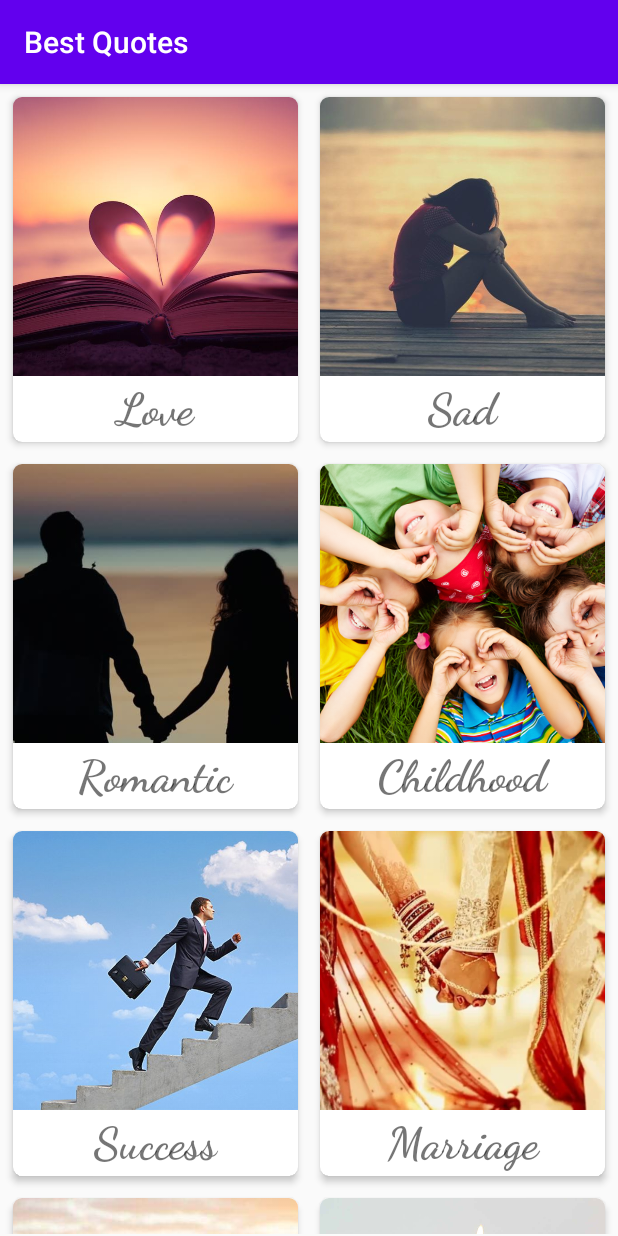
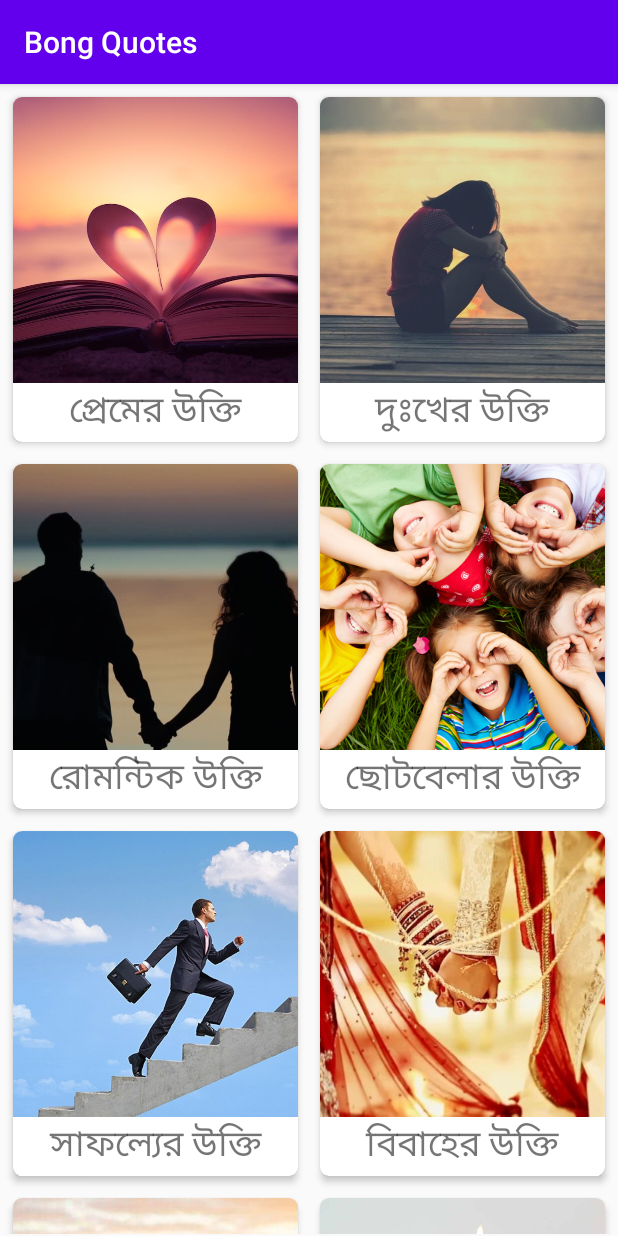
Before and after one commit to Soumyo78/Android-Practice-Projects, an Android app: the screen it shows after launch (MainActivity), on a phone screen of 412 x 824 dp. Run offline under Robolectric (Android 15) with nearby library versions, the phone set to English and light mode, and no system bars.

Commit message:
All Basic Functionality Added Share Quote Added on Long press More Quotes has to be added

```diff
--- a/BestQuotes/app/src/main/java/com/soumyoroy/bestquotes/BestQuotesSQLiteOpenHelper.kt
+++ b/BestQuotes/app/src/main/java/com/soumyoroy/bestquotes/BestQuotesSQLiteOpenHelper.kt
@@ -5,7 +5,7 @@ import android.content.Context
 import android.database.sqlite.SQLiteDatabase
 import android.database.sqlite.SQLiteOpenHelper
 
-class BestQuotesSQLiteOpenHelper(context:Context): SQLiteOpenHelper (context, "BestQuotesDB", null, 1) {
+class BestQuotesSQLiteOpenHelper(context:Context): SQLiteOpenHelper (context, null, null, 1) {
     override fun onCreate(db: SQLiteDatabase?) {
 
         // Writing code for creating tables inside our database
@@ -16,15 +16,61 @@ class BestQuotesSQLiteOpenHelper(context:Context): SQLiteOpenHelper (context, "B
                 ")")
 
         // Adding Quote Categories and Images
-        insertQuoteCategory(db, 1, R.drawable.love, "Love")
-        insertQuoteCategory(db, 2, R.drawable.sad, "Sad")
-        insertQuoteCategory(db, 3, R.drawable.romantic, "Romantic")
-        insertQuoteCategory(db, 4, R.drawable.childhood, "Childhood")
-        insertQuoteCategory(db, 5, R.drawable.success, "Success")
-        insertQuoteCategory(db, 6, R.drawable.marriage, "Marriage")
-        insertQuoteCategory(db, 7, R.drawable.alone, "Alone")
-        insertQuoteCategory(db, 8, R.drawable.birthday, "Birthday")
+        insertQuoteCategory(db, 1, R.drawable.love, "প্রেমের উক্তি")
+        insertQuoteCategory(db, 2, R.drawable.sad, "দুঃখের উক্তি")
+        insertQuoteCategory(db, 3, R.drawable.romantic, "রোমন্টিক উক্তি")
+        insertQuoteCategory(db, 4, R.drawable.childhood, "ছোটবেলার উক্তি")
+        insertQuoteCategory(db, 5, R.drawable.success, "সাফল্যের উক্তি")
+        insertQuoteCategory(db, 6, R.drawable.marriage, "বিবাহের উক্তি")
+        insertQuoteCategory(db, 7, R.drawable.alone, "একাকিত্বের উক্তি")
+        insertQuoteCategory(db, 8, R.drawable.birthday, "জন্মদিনের উক্তি")
 
+        // Creating another table for holding quotes
+        db!!.execSQL("CREATE TABLE quotes("+
+                "quote TEXT,"+
+                "category_id INTEGER"+
+                ")")
+
+        // Adding data into table
+
+
+        // For Category id: 1 and category name: LOVE
+        insertQuote(db, "তোমার হয়ে আছি আমি’ তোমার হয়ে থাকবো\n" +
+                "সারা জীবন তোমায় আমি ভালবেসে যাবো\n" +
+                "পাশে থেকো সারা জীবন দুরে যেয়ো না\n" +
+                "তোমায় ছারা একটুও আমার’ ভালো লাগে না ", 1)
+        insertQuote(db, "কাউকে আবেগের ভালোবাসা দিওনা, মনের ভালোবাসা দিও !\n" +
+                "কারন আবেগের ভালোবাসা একদিন বিবেকের কাছে হেরে যাবে আর মনের ভালোবাসা চিরদিন থেকে যাবে… ", 1)
+        insertQuote(db, "আমি যদি চলে যাই’ নীল আকাশের কাছে~\n" +
+                "~আমায় তুমি খুজে নিয়ো’ সন্ধা তারার মাঝে~\n" +
+                "~একা যদি লাগে তোমার’ মনে রেখো আমায়~\n" +
+                "~দক্ষিনা বাতাস হয়ে আমি’ ছুয়ে দিবো তোমায়~ ", 1)
+        insertQuote(db, "অনেক দিন পর তোমাকে দেখলাম তোমাকে দেখে থমকে দারিয়ে ছিলাম\n" +
+                "আমি খুব কষ্টে নিজেকে সামলে নিলামযখন তুমি আমাকে দেখে না দেখার ভান করলে\n" +
+                "তখন আমার দারুন লেগেছে তোমাকে সেই অনুভুতির কথা বলে বুঝাতে পারবো না_ ", 1)
+        insertQuote(db, "তোমার হয়ে আছি আমি’ তোমার হয়ে থাকবো~\n" +
+                "~সারা জীবন তোমায় আমি’ ভালবেসে যাবো~\n" +
+                "~পাশে থেকো সারা জীবন’ দুরে যেয়ো না~\n" +
+                "~তোমায় ছারা একটুও আমার’ ভালো লাগে না~ ", 1)
+        insertQuote(db, "আমার জীবনে কেউ নেই তুমি ছাড়া,\n" +
+                "আমার জীবনে কোন স্বপ্ন নেই তুমি ছাড়া,\n" +
+                "আমার দুচোখ কিছু খোজেনা তোমায় ছাড়া,\n" +
+                "আমি কিছু ভাবতে পারিনা তোমায় ছাড়া,\n" +
+                "আমি কিছু লিখতে পারিনা তোমার নাম ছাড়া,\n" +
+                "আমি কিছু বুঝতে চাইনা তোমায় ছাড়া !", 1)
+
+    }
+
+    // Creating method to insert quote
+    fun insertQuote(db: SQLiteDatabase?, quote: String, categoryId: Int){
+        val contentValues = ContentValues()
+
+        // Putting values using .put() method
+        contentValues.put("quote", quote)
+        contentValues.put("category_id", categoryId)
+
+        // Executing insert method in the database
+        db!!.insert("quotes", null, contentValues)
     }
 
     // Creating method to insert quote category
--- a/BestQuotes/app/src/main/java/com/soumyoroy/bestquotes/CategoriesAdapter.kt
+++ b/BestQuotes/app/src/main/java/com/soumyoroy/bestquotes/CategoriesAdapter.kt
@@ -10,7 +10,7 @@ import androidx.recyclerview.widget.RecyclerView
 
 class CategoriesAdapter(val context:Context, val categories:List<Category>, val onItemClick:(Int)->Unit): RecyclerView.Adapter<CategoriesAdapter.MyViewHolder>() {
 
-    // This class will be used to either create or recycle views
+    // This inner class will be used to either create or recycle views
     inner class MyViewHolder(itemView: View, val onItemClick: (Int) -> Unit):RecyclerView.ViewHolder(itemView){
 
         // Finding and extracting imageview and textview inside item_view
@@ -46,7 +46,7 @@ class CategoriesAdapter(val context:Context, val categories:List<Category>, val
         return categories.count()
     }
 
-    // Binding data to imageview and textview
+   // Calling bindData() function for binding data
     override fun onBindViewHolder(holder: MyViewHolder, position: Int) {
         holder!!.bindData(categories[position], context)
     }
--- a/BestQuotes/app/src/main/res/layout/category_item.xml
+++ b/BestQuotes/app/src/main/res/layout/category_item.xml
@@ -31,7 +31,6 @@
             android:fontFamily="cursive"
             android:gravity="center"
             android:text="@string/textview"
-            android:textSize="30sp"
-            android:textStyle="bold" />
+            android:textSize="24sp" />
     </LinearLayout>
 </androidx.cardview.widget.CardView>
--- a/BestQuotes/app/src/main/res/values/strings.xml
+++ b/BestQuotes/app/src/main/res/values/strings.xml
@@ -1,5 +1,7 @@
 <resources>
-    <string name="app_name">Best Quotes</string>
+    <string name="app_name">Bong Quotes</string>
     <string name="todo">TODO</string>
     <string name="textview">TextView</string>
+    <string name="u201c">“</string>
+    <string name="u201d">”</string>
 </resources>
```
Also changed, not shown: BestQuotes/app/src/main/java/com/soumyoroy/bestquotes/QuoteAdapter.kt (added, +50 -0 lines), BestQuotes/app/src/main/java/com/soumyoroy/bestquotes/QuoteDetailsActivity.kt (+58 -2 lines), BestQuotes/app/src/main/res/layout/activity_quote_details.xml (+12 -0 lines), BestQuotes/app/src/main/res/layout/quote_item.xml (added, +69 -0 lines).
